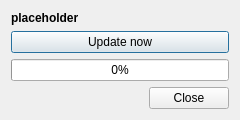
First picture: the form in src/gui/newversiondialog.ui, repository mistic100/UMWP-Autochanger, before the edit.
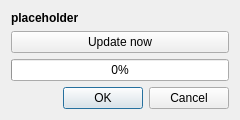
Second picture: the form after the edit.

Patch:
```diff
--- a/src/gui/newversiondialog.ui
+++ b/src/gui/newversiondialog.ui
@@ -43,11 +43,8 @@
    </item>
    <item>
     <widget class="QDialogButtonBox" name="buttonBox">
-     <property name="orientation">
-      <enum>Qt::Horizontal</enum>
-     </property>
      <property name="standardButtons">
-      <set>QDialogButtonBox::Close</set>
+      <set>QDialogButtonBox::Cancel|QDialogButtonBox::Ok</set>
      </property>
     </widget>
    </item>
```
